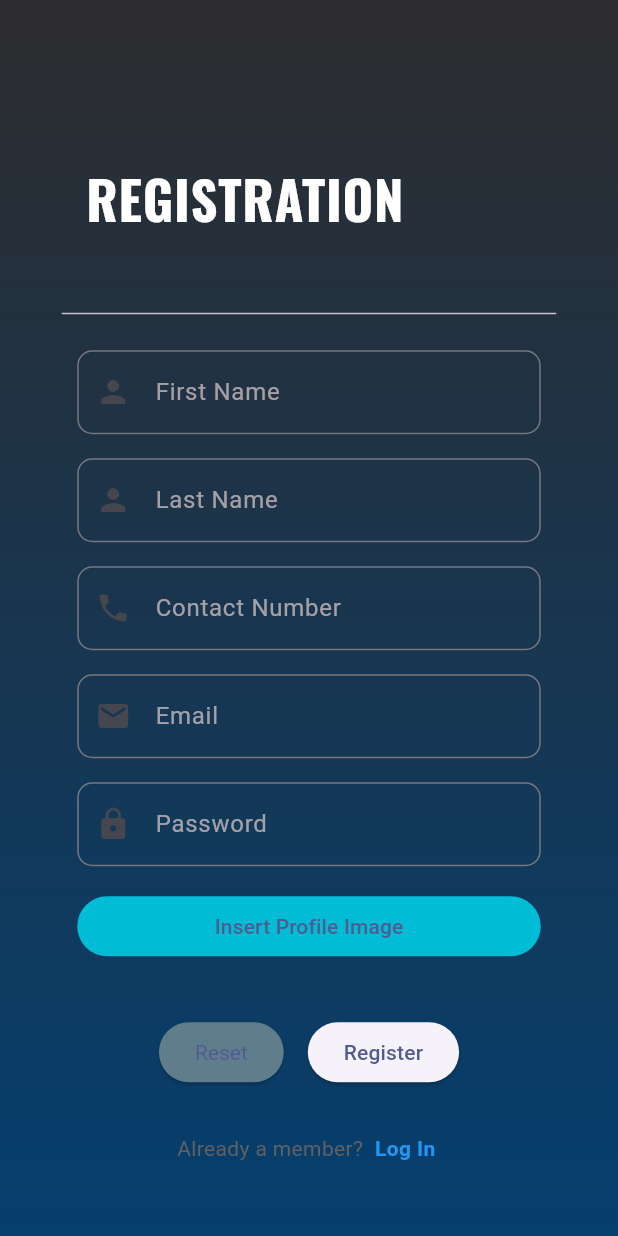
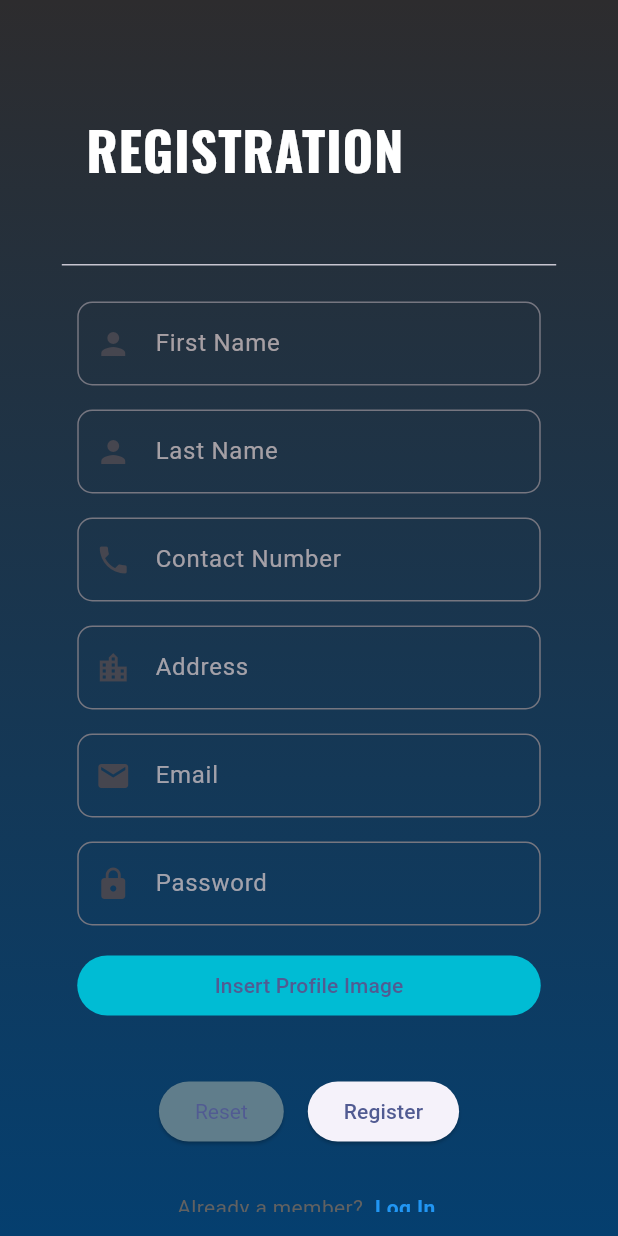
Before and after one commit to Md-Kais/retrieve_me, a Flutter app: the RegistrationPage screen opened directly, on a phone screen of 412 x 824 dp. Run offline on Flutter 3.47's test engine with Material 2 defaults, Android fonts, the phone set to English and light mode, and no system bars; our stand-ins replace firebase_auth, firebase_core, google_fonts, image_picker; missing offline and left inert: dart:js_util; accounts and stored records are empty.

Commit message:
Added registration text field and text color modified

```diff
--- a/lib/Components/my_textfield.dart
+++ b/lib/Components/my_textfield.dart
@@ -30,6 +30,7 @@ class MyTextField extends StatelessWidget {
         keyboardType: keyboardType, // Use keyboardType here (can be null)
         inputFormatters:
             inputFormatters, // Use inputFormatters here (can be null)
+        style: TextStyle(color: Color.fromRGBO(20, 245, 210, 55)),
         decoration: InputDecoration(
           labelText: labelText,
           labelStyle: TextStyle(color: Color.fromARGB(179, 223, 206, 206)),
--- a/lib/pages/registration.dart
+++ b/lib/pages/registration.dart
@@ -1,3 +1,5 @@
+import 'dart:js_util';
+
 import 'package:flutter/material.dart';
 import 'package:flutter/services.dart';
 import 'package:firebase_core/firebase_core.dart';
@@ -20,6 +22,7 @@ class RegistrationPageState extends State<RegistrationPage> {
   TextEditingController firstNameController = TextEditingController();
   TextEditingController lastNameController = TextEditingController();
   TextEditingController contactNumberController = TextEditingController();
+  TextEditingController addressController = TextEditingController();
   TextEditingController emailController = TextEditingController();
   TextEditingController passwordController = TextEditingController();
   XFile? selectedImage;
@@ -65,6 +68,7 @@ class RegistrationPageState extends State<RegistrationPage> {
     return firstNameController.text.isNotEmpty &&
         lastNameController.text.isNotEmpty &&
         contactNumberController.text.isNotEmpty &&
+        addressController.text.isNotEmpty &&
         emailController.text.isNotEmpty &&
         passwordController.text.isNotEmpty &&
         selectedImage != null;
@@ -74,6 +78,7 @@ class RegistrationPageState extends State<RegistrationPage> {
     firstNameController.clear();
     lastNameController.clear();
     contactNumberController.clear();
+    addressController.clear();
     emailController.clear();
     passwordController.clear();
   }
@@ -155,7 +160,16 @@ class RegistrationPageState extends State<RegistrationPage> {
                         FilteringTextInputFormatter.digitsOnly
                       ], // Allow digits only
                     ),
-                    SizedBox(height: 16),
+                    const SizedBox(height: 16),
+                    MyTextField(
+                        controller: addressController,
+                        hintText: 'Zero Point, Chittagong University Road, New Mooring Chittagong',
+                        obscureText: false,
+                        prefixIcon: Icons.location_city,
+                        labelText: 'Address',
+                      keyboardType: TextInputType.text,
+                    ),
+                    const SizedBox(height: 16),
                     MyTextField(
                       controller: emailController,
                       hintText: 'johnKais@email.com',
@@ -164,7 +178,7 @@ class RegistrationPageState extends State<RegistrationPage> {
                       labelText: 'Email',
                       keyboardType: TextInputType.emailAddress,
                     ),
-                    SizedBox(height: 16),
+                    const SizedBox(height: 16),
                     MyTextField(
                       controller: passwordController,
                       hintText: '',
@@ -173,7 +187,7 @@ class RegistrationPageState extends State<RegistrationPage> {
                       labelText: 'Password',
                       keyboardType: TextInputType.text,
                     ),
-                    SizedBox(height: 16),
+                    const SizedBox(height: 16),
                     Container(
                       width: MediaQuery.of(context).size.width * 0.75,
                       child: TextButton(
@@ -184,7 +198,7 @@ class RegistrationPageState extends State<RegistrationPage> {
                         child: const Text('Insert Profile Image'),
                       ),
                     ),
-                    SizedBox(height: 36),
+                    const SizedBox(height: 36),
                     Row(
                       mainAxisAlignment: MainAxisAlignment.center,
                       children: [
@@ -195,7 +209,7 @@ class RegistrationPageState extends State<RegistrationPage> {
                               textStyle: TextStyle(color: Colors.blueAccent)),
                           child: const Text('Reset'),
                         ),
-                        SizedBox(width: 16),
+                        const SizedBox(width: 16),
                         ElevatedButton(
                           onPressed: () async {
                             final firstName = firstNameController.text;
@@ -213,7 +227,7 @@ class RegistrationPageState extends State<RegistrationPage> {
                         ),
                       ],
                     ),
-                    SizedBox(height: 30), //
+                    const SizedBox(height: 30), //
                     Row(
                       mainAxisAlignment: MainAxisAlignment.center,
                       children: [
@@ -221,7 +235,7 @@ class RegistrationPageState extends State<RegistrationPage> {
                           'Already a member?',
                           style: TextStyle(color: Colors.grey[700]),
                         ),
-                        SizedBox(width: 4),
+                        const SizedBox(width:4),
                         GestureDetector(
                           onTap: () {
                             Navigator.of(context).push(
```
Also changed, not shown: pubspec.lock, 2 other files.
